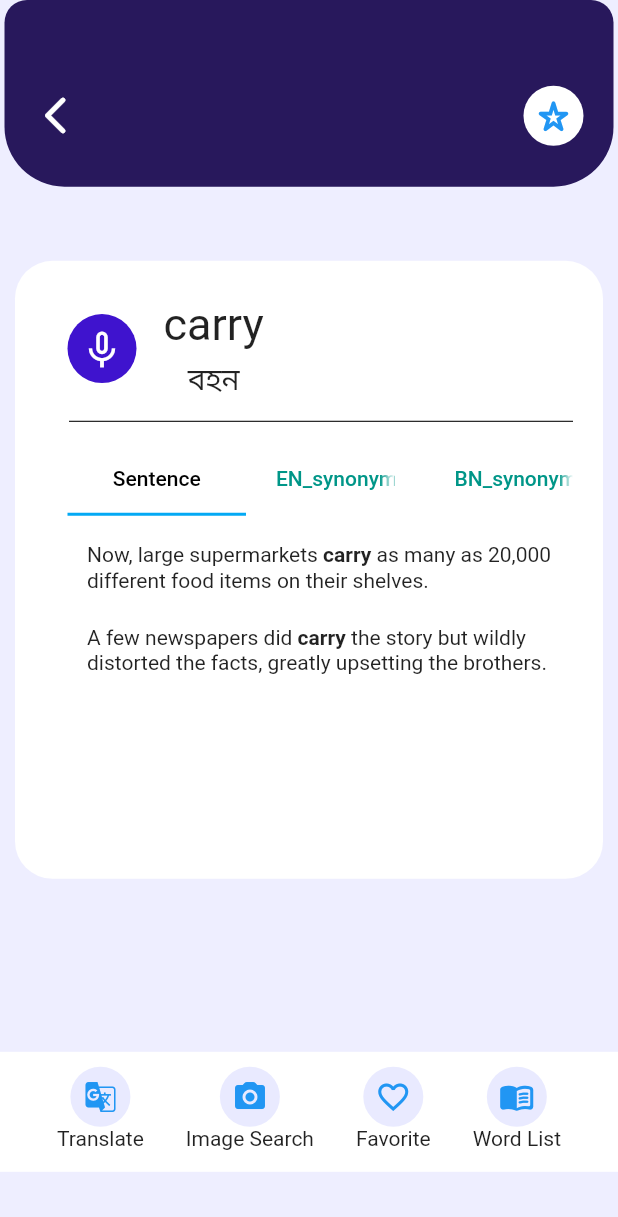
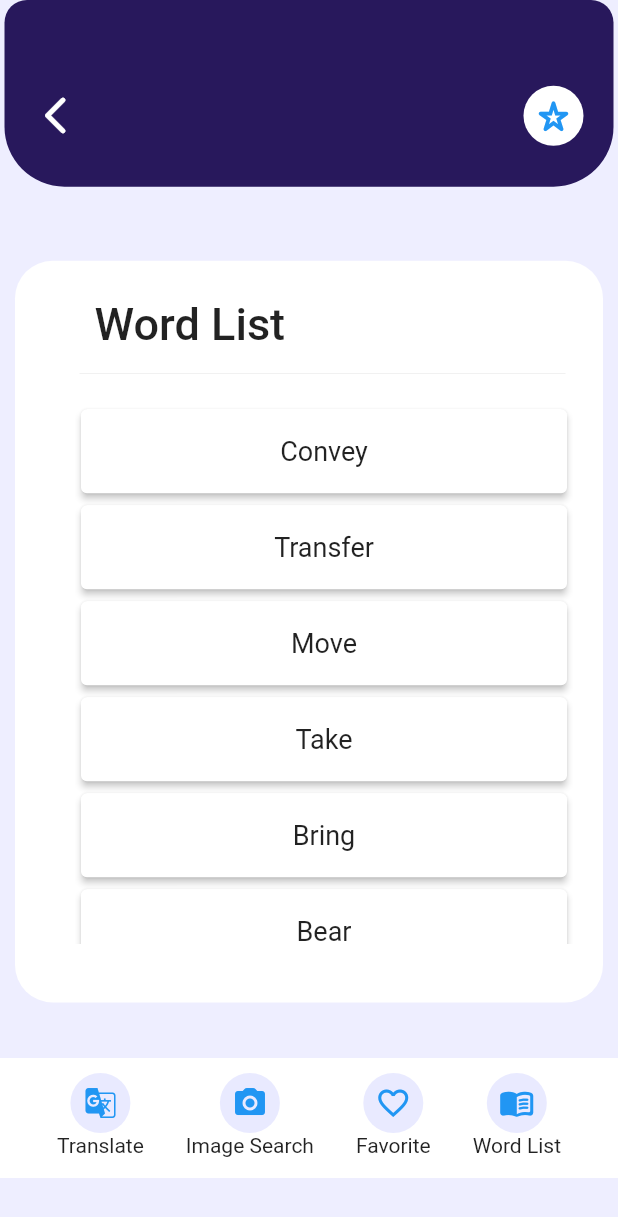
Before and after one commit to SouravBarman001/Easy-Dictionary, a Flutter app: the screen it shows after launch, after a tap on "Word List", on a phone screen of 412 x 824 dp. Shown: the top 1217 px of the screen. Run offline on Flutter 3.47's test engine with Material 2 defaults, Android fonts, the phone set to English and light mode, and no system bars; drawn by our look-alikes of flutter_html; our stand-ins replace get.

Commit message:
word list screen added

```diff
--- a/lib/main.dart
+++ b/lib/main.dart
@@ -14,7 +14,7 @@ class MyApp extends StatelessWidget {
   Widget build(BuildContext context) {
     return const GetMaterialApp(
       debugShowCheckedModeBanner: false,
-       home: WordMeaning(),
+       home: HomeScreen(),
     );
   }
 }
--- a/lib/screens/common_screens/words_meaning.dart
+++ b/lib/screens/common_screens/words_meaning.dart
@@ -70,6 +70,7 @@ class _WordMeaningState extends State<WordMeaning> with TickerProviderStateMixin
     return Scaffold(
       backgroundColor: const Color(0xffeeeeff),
       body: SafeArea(
+          child: SingleChildScrollView(
             child: Column(
         children: [
             Container(
@@ -93,7 +94,9 @@ class _WordMeaningState extends State<WordMeaning> with TickerProviderStateMixin
                     Container(
                       margin: const EdgeInsets.only(left: 10),
                       child: IconButton(
-                        onPressed: () {},
+                          onPressed: () {
+                            Get.back();
+                          },
                           icon: const Icon(
                             Icons.arrow_back_ios_new_rounded,
                             color: Colors.white,
@@ -249,6 +252,7 @@ class _WordMeaningState extends State<WordMeaning> with TickerProviderStateMixin
             ),
             const BottomNavWidget(),
         ],
+      ),
           )),
     );
   }
--- a/lib/screens/home_screen.dart
+++ b/lib/screens/home_screen.dart
@@ -1,8 +1,7 @@
-import 'dart:ffi';
-
 import 'package:flutter/material.dart';
 import 'package:get/get.dart';
 import '../widgets/bottom_nav_widget.dart';
+import 'common_screens/words_meaning.dart';
 
 class HomeScreen extends StatefulWidget {
   const HomeScreen({super.key});
@@ -138,13 +137,17 @@ class _HomeScreenState extends State<HomeScreen> {
                               color: Colors.white,
                               borderRadius: BorderRadius.circular(15),
                             ),
-                            child: const TextField(
+                            child: TextField(
                               decoration: InputDecoration(
                                 hintText:
                                     'Enter Word Here', // Optional: Placeholder text
                                 border: InputBorder.none,
                                 //   contentPadding: EdgeInsets.symmetric(horizontal: 20),
-                                icon: Icon(Icons.search_rounded),
+                                icon: InkWell(
+                                    onTap: () {
+                                      Get.to(const WordMeaning(),transition: Transition.zoom,duration: const Duration(milliseconds: 500));
+                                    },
+                                    child: const Icon(Icons.search_rounded)),
                                 fillColor: Colors.white,
                               ),
                             ),
--- /dev/null
+++ b/lib/screens/word_list.dart
@@ -0,0 +1,194 @@
+import 'package:flutter/material.dart';
+import 'package:flutter_html/flutter_html.dart';
+import 'package:get/get.dart';
+import 'package:path/path.dart';
+
+import '../../widgets/bottom_nav_widget.dart';
+
+class WordList extends StatefulWidget {
+  const WordList({super.key});
+
+  @override
+  State<WordList> createState() => _WordListState();
+}
+
+class _WordListState extends State<WordList> with TickerProviderStateMixin{
+
+  final List<String> sents = [
+    "Now, large supermarkets <b>carry</b> as many as 20,000 different food items on their shelves.",
+    "A few newspapers did <b>carry</b> the story but wildly distorted the facts, greatly upsetting the brothers."
+  ];
+
+  // ignore: non_constant_identifier_names
+  final List<String> en_syns = [
+    "convey",
+    "transfer",
+    "move",
+    "take",
+    "bring",
+    "bear",
+    "lug",
+    "tote",
+    "fetch",
+    "cart"
+  ];
+
+  // ignore: non_constant_identifier_names
+  final List<String> bn_syns = [
+    "বয়ে নিয়ে যাওয়া",
+    "বহন করা",
+    "টানা",
+    "বহিয়া লইয়া যাত্তয়া",
+    "সংবাহন করা",
+    "ধারণ করা",
+    "ভারবহন করা",
+    "ঘটান",
+    "নেত্তয়া",
+    "লত্তয়া",
+    "বলপূর্বক অধিকার করা",
+    "জের টানা",
+    "আচরণ করা",
+    "দেহভঙ্গি করা",
+    "গর্ভবতী হত্তয়া",
+    "পৌঁছাইয়া দেত্তয়া",
+    "পৌঁছান",
+    "লাভ করা",
+    "প্রকাশ করা",
+    "প্রসারিত হত্তয়া",
+    "বহা",
+    "ব্যাপ্ত হত্তয়া",
+    "বহন"
+  ];
+
+
+
+
+  @override
+  Widget build(BuildContext context) {
+    TabController tabController = TabController(length: 3, vsync:this);
+
+    return Scaffold(
+      backgroundColor: const Color(0xffeeeeff),
+      body: SafeArea(
+          child: SingleChildScrollView(
+            child: Column(
+              children: [
+                Container(
+                  margin: const EdgeInsets.only(left: 3, right: 3),
+                  decoration: const BoxDecoration(
+                    color: Color(0xff28185c),
+                    borderRadius: BorderRadius.only(
+                      topRight: Radius.circular(15),
+                      topLeft: Radius.circular(15),
+                      bottomRight: Radius.circular(40),
+                      bottomLeft: Radius.circular(40),
+                    ),
+                  ),
+                  width: double.infinity,
+                  height: Get.height * .151,
+                  child: Container(
+                    margin: const EdgeInsets.only(top: 30),
+                    child: Row(
+                      mainAxisAlignment: MainAxisAlignment.spaceBetween,
+                      children: [
+                        Container(
+                          margin: const EdgeInsets.only(left: 10),
+                          child: IconButton(
+                              onPressed: () {
+                                Get.back();
+                              },
+                              icon: const Icon(
+                                Icons.arrow_back_ios_new_rounded,
+                                color: Colors.white,
+                                size: 30,
+                              )),
+                        ),
+                        Container(
+                            margin: const EdgeInsets.only(right: 20),
+                            padding: const EdgeInsets.all(5),
+                            decoration: BoxDecoration(
+                              borderRadius: BorderRadius.circular(100),
+                              color: Colors.white,
+                            ),
+                            child: const Icon(
+                              Icons.star_border_purple500_rounded,
+                              color: Colors.blue,
+                              size: 30,
+                            )),
+                      ],
+                    ),
+                  ),
+                ),
+                SizedBox(height: Get.height * .06,),
+                Container(
+                  margin: const EdgeInsets.only(left: 10, right: 10),
+                  decoration: const BoxDecoration(
+                    color: Color(0xffffffff),
+                    borderRadius: BorderRadius.only(
+                      topRight: Radius.circular(25),
+                      topLeft: Radius.circular(25),
+                      bottomRight: Radius.circular(25),
+                      bottomLeft: Radius.circular(25),
+                    ),
+                  ),
+                  width: double.infinity,
+                  height: Get.height * .6,
+                  child: Padding(
+                    padding: const EdgeInsets.only(top: 25,left: 35),
+                    child: Column(
+                      children: [
+                        const Row(
+                          children: [
+
+                            SizedBox(width: 18,),
+                            Text('Word List',style: TextStyle(fontSize: 30,fontWeight: FontWeight.w500),),
+
+
+                          ],
+                        ),
+                        const Divider(
+                          height: 30,
+                          thickness: 0.1,
+                          indent: 8,
+                          endIndent: 25,
+                          color: Colors.grey,
+                        ),
+
+                        Container(
+                         // color: Colors.lightBlue,
+                          padding:  const EdgeInsets.all(5),
+                          margin: const EdgeInsets.only(right: 15),
+                          width: double.maxFinite,
+                          height: Get.height * .45,
+                          // color: Colors.lightBlue,
+                          child:  Align(
+                            // alignment: Alignment.topCenter,
+                            child:ListView.builder(
+                              itemCount: en_syns.length,
+                              itemBuilder: (BuildContext context, int index) {
+                                return Card(
+                                  elevation: 2,
+                                  child: ListTile(
+                                    // titleAlignment: ListTileTitleAlignment.center,
+                                    title: Text(en_syns[index].toString().capitalizeFirst!,textAlign: TextAlign.center,style: const TextStyle(fontSize: 18,fontWeight: FontWeight.w400),),
+                                  ),
+                                );
+                              },
+                            ),
+                          ),
+                        ),
+
+                      ],
+                    ),
+                  ),
+                ),
+                SizedBox(
+                  height: Get.height * .0450,
+                ),
+                const BottomNavWidget(),
+              ],
+            ),
+          )),
+    );
+  }
+}
--- a/lib/widgets/bottom_nav_widget.dart
+++ b/lib/widgets/bottom_nav_widget.dart
@@ -1,4 +1,6 @@
+import 'package:dictionary_app/screens/word_list.dart';
 import 'package:flutter/material.dart';
+import 'package:get/get.dart';
 class BottomNavWidget extends StatelessWidget {
   const BottomNavWidget({
     super.key,
@@ -60,7 +62,10 @@ class BottomNavWidget extends StatelessWidget {
             ],
           ),
           InkWell(
-            onTap: (){},
+            onTap: (){
+              Get.to(const WordList(),transition: Transition.zoom,duration: const Duration(milliseconds: 500));
+
+            },
             child: Column(
               children: [
                 Container(
```
Lines whose indentation alone changed are shown as unchanged.
